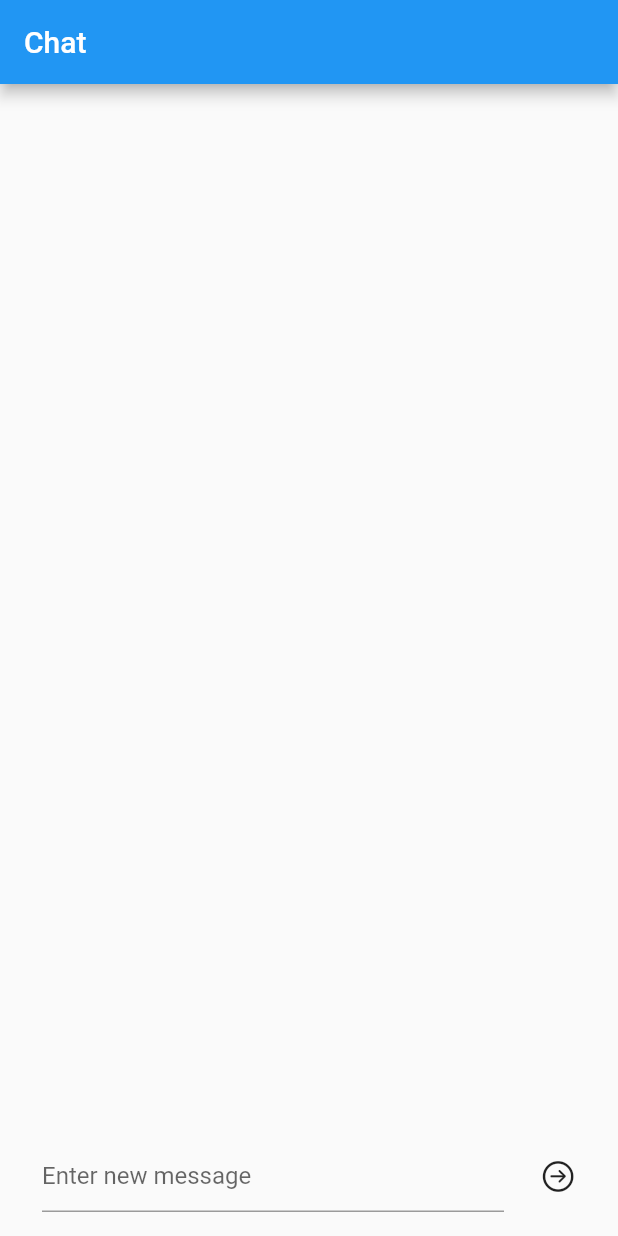
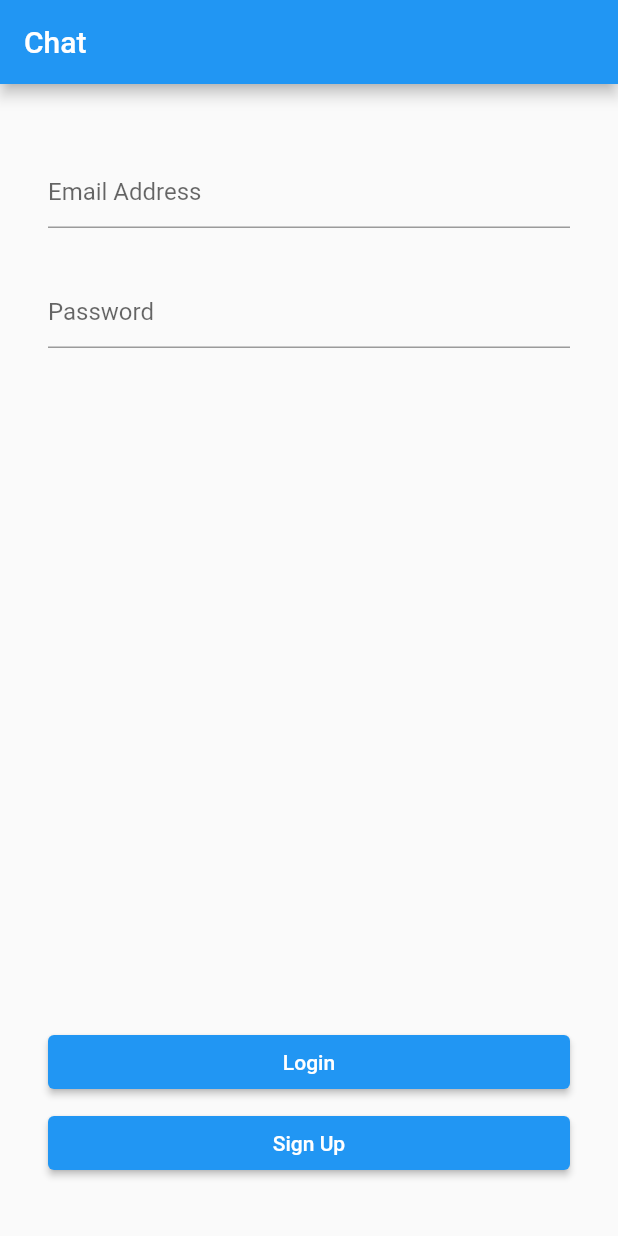
Before and after one commit to blessed-sibanda/flutter-chat-app, a Flutter app: the screen it shows after launch, on a phone screen of 412 x 824 dp. Run offline on Flutter 3.47's test engine with Material 2 defaults, Android fonts, the phone set to English and light mode, and no system bars; our stand-ins replace cloud_firestore, firebase_auth, firebase_core; accounts and stored records are empty.

Commit message:
add firebase login & signup

```diff
--- /dev/null
+++ b/lib/data/user_dao.dart
@@ -0,0 +1,54 @@
+import 'package:firebase_auth/firebase_auth.dart';
+import 'package:flutter/cupertino.dart';
+
+class UserDao extends ChangeNotifier {
+  final auth = FirebaseAuth.instance;
+
+  bool isLoggedIn() {
+    return auth.currentUser != null;
+  }
+
+  String? userId() {
+    return auth.currentUser?.uid;
+  }
+
+  String? email() {
+    return auth.currentUser?.email;
+  }
+
+  void signup(String email, String password) async {
+    try {
+      await auth.createUserWithEmailAndPassword(
+          email: email, password: password);
+      notifyListeners();
+    } on FirebaseAuthException catch (e) {
+      if (e.code == 'weak-password') {
+        print('The password provided is too weak');
+      } else if (e.code == 'email-already-in-use') {
+        print('The account already exists for that email');
+      }
+    } catch (e) {
+      print(e);
+    }
+  }
+
+  void login(String email, String password) async {
+    try {
+      await auth.signInWithEmailAndPassword(email: email, password: password);
+      notifyListeners();
+    } on FirebaseAuthException catch (e) {
+      if (e.code == 'weak-password') {
+        print('The password provided is too weak');
+      } else if (e.code == 'email-already-in-use') {
+        print('The account already exists for that email');
+      }
+    } catch (e) {
+      print(e);
+    }
+  }
+
+  void logout() async {
+    await auth.signOut();
+    notifyListeners();
+  }
+}
--- a/lib/main.dart
+++ b/lib/main.dart
@@ -1,4 +1,6 @@
 import 'package:chat/data/message_dao.dart';
+import 'package:chat/data/user_dao.dart';
+import 'package:chat/ui/login.dart';
 import 'package:chat/ui/message_list.dart';
 import 'package:firebase_core/firebase_core.dart';
 import 'package:flutter/material.dart';
@@ -18,19 +20,28 @@ class MyApp extends StatelessWidget {
     // TODO: Add MultiProvider
     return MultiProvider(
       providers: [
-        // TODO: Add ChangeNotifierProvider<UserDao> here
+        ChangeNotifierProvider<UserDao>(
+          create: (_) => UserDao(),
+          lazy: false,
+        ),
         Provider<MessageDao>(
           create: (_) => MessageDao(),
           lazy: false,
         ),
       ],
       child: MaterialApp(
-        debugShowCheckedModeBanner: false,
-        title: 'Chat',
-        theme: ThemeData(primarySwatch: Colors.blue),
-        // TODO: Add Consumer<UserDao> here
-        home: const MessageList(),
-      ),
+          debugShowCheckedModeBanner: false,
+          title: 'Chat',
+          theme: ThemeData(primarySwatch: Colors.blue),
+          home: Consumer<UserDao>(
+            builder: (context, userDao, child) {
+              if (userDao.isLoggedIn()) {
+                return const MessageList();
+              } else {
+                return const Login();
+              }
+            },
+          )),
     );
   }
 }
--- /dev/null
+++ b/lib/ui/login.dart
@@ -0,0 +1,121 @@
+import 'package:chat/data/user_dao.dart';
+import 'package:flutter/material.dart';
+import 'package:provider/provider.dart';
+
+class Login extends StatefulWidget {
+  const Login({Key? key}) : super(key: key);
+
+  @override
+  _LoginState createState() => _LoginState();
+}
+
+class _LoginState extends State<Login> {
+  final _emailController = TextEditingController();
+  final _passwordController = TextEditingController();
+  final GlobalKey<FormState> _formKey = GlobalKey<FormState>();
+
+  @override
+  void dispose() {
+    _emailController.dispose();
+    _passwordController.dispose();
+    super.dispose();
+  }
+
+  @override
+  Widget build(BuildContext context) {
+    final userDao = Provider.of<UserDao>(context, listen: false);
+    return Scaffold(
+      appBar: AppBar(
+        title: const Text('Chat'),
+      ),
+      body: Padding(
+        padding: const EdgeInsets.all(32.0),
+        child: Form(
+          key: _formKey,
+          child: Column(
+            children: [
+              Row(
+                children: [
+                  const SizedBox(height: 80),
+                  Expanded(
+                    child: TextFormField(
+                      decoration: const InputDecoration(
+                        border: UnderlineInputBorder(),
+                        hintText: 'Email Address',
+                      ),
+                      autofocus: false,
+                      keyboardType: TextInputType.emailAddress,
+                      textCapitalization: TextCapitalization.none,
+                      autocorrect: false,
+                      controller: _emailController,
+                      validator: (String? value) {
+                        if (value == null || value.isEmpty) {
+                          return 'Email Required';
+                        }
+                        return null;
+                      },
+                    ),
+                  )
+                ],
+              ),
+              Row(
+                children: [
+                  const SizedBox(height: 80),
+                  Expanded(
+                    child: TextFormField(
+                      decoration: const InputDecoration(
+                        border: UnderlineInputBorder(),
+                        hintText: 'Password',
+                      ),
+                      autofocus: false,
+                      keyboardType: TextInputType.visiblePassword,
+                      textCapitalization: TextCapitalization.none,
+                      autocorrect: false,
+                      controller: _passwordController,
+                      validator: (String? value) {
+                        if (value == null || value.isEmpty) {
+                          return 'Password Required';
+                        }
+                        return null;
+                      },
+                    ),
+                  )
+                ],
+              ),
+              const Spacer(),
+              Row(
+                children: [
+                  const SizedBox(height: 20),
+                  Expanded(
+                    child: ElevatedButton(
+                      child: const Text('Login'),
+                      onPressed: () {
+                        userDao.login(
+                            _emailController.text, _passwordController.text);
+                      },
+                    ),
+                  )
+                ],
+              ),
+              Row(
+                children: [
+                  const SizedBox(height: 20),
+                  Expanded(
+                    child: ElevatedButton(
+                      child: const Text('Sign Up'),
+                      onPressed: () {
+                        userDao.signup(
+                            _emailController.text, _passwordController.text);
+                      },
+                    ),
+                  ),
+                  const SizedBox(height: 60),
+                ],
+              ),
+            ],
+          ),
+        ),
+      ),
+    );
+  }
+}
--- a/pubspec.yaml
+++ b/pubspec.yaml
@@ -17,6 +17,7 @@ dependencies:
   firebase_core: ^1.6.0
   cloud_firestore: ^2.5.3
   provider: ^6.0.1
+  firebase_auth: ^3.1.1
 
 dev_dependencies:
   flutter_test:
```
Also changed, not shown: pubspec.lock.
